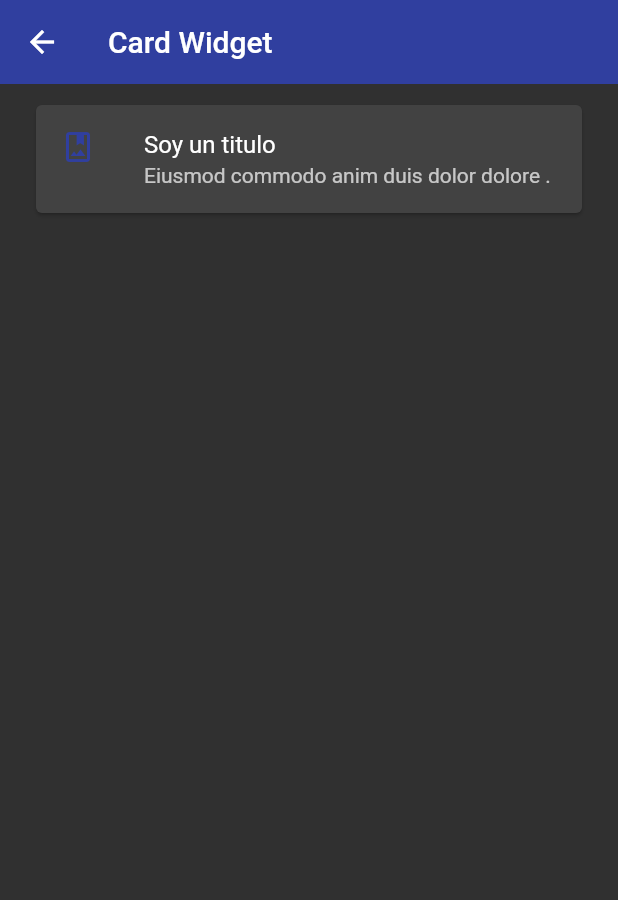
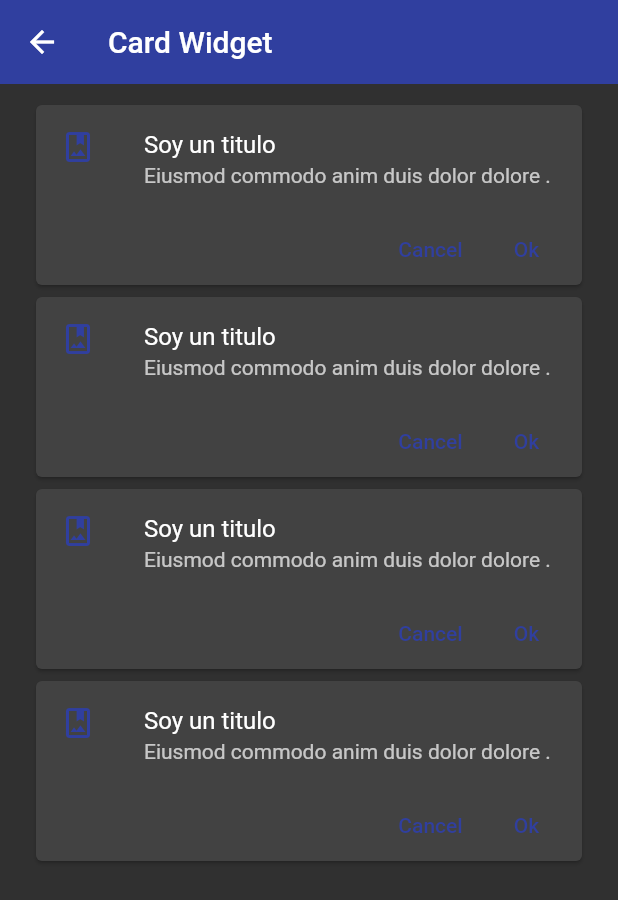
Before and after one commit to Thebobs2598/componentes_app, a Flutter app: the CardScreen screen opened by its route, on a phone screen of 412 x 824 dp. Shown: the top 900 px of the screen. Run offline on Flutter 3.47's test engine with Material 2 defaults, Android fonts, the phone set to English and light mode, and no system bars.

Commit message:
centralizandoWidgets

```diff
--- a/lib/screens/card_screen.dart
+++ b/lib/screens/card_screen.dart
@@ -1,5 +1,6 @@
-import 'package:componentes_app/themes/themes.dart';
 import 'package:flutter/material.dart';
+
+import 'package:componentes_app/widgets/widgets.dart';
 
 class CardScreen extends StatelessWidget {
   const CardScreen({Key? key}) : super(key: key);
@@ -11,19 +12,12 @@ class CardScreen extends StatelessWidget {
         title: const Text('Card Widget'),
       ),
       body: ListView(
-        padding: const EdgeInsets.symmetric(horizontal: 20,vertical: 10),
-        children: [
-          Card(
-            child: Column(
-              children: [
-                ListTile(
-                  leading: Icon(Icons.photo_album_outlined, color: AppDarkTheme.primary,),
-                  title: Text('Soy un titulo'),
-                  subtitle: Text('Eiusmod commodo anim duis dolor dolore .'),
-                ),
-              ],
-            ),
-          ),
+        padding: const EdgeInsets.symmetric(horizontal: 20, vertical: 10),
+        children: const [
+          CustomCardType1(),
+          CustomCardType1(),
+          CustomCardType1(),
+          CustomCardType1(),
         ],
       ),
     );
--- a/lib/themes/app_dark_theme.dart
+++ b/lib/themes/app_dark_theme.dart
@@ -13,5 +13,8 @@ class AppDarkTheme {
         elevation: 0,
       ),
 
-  );
+      //TextButtonTheme
+      textButtonTheme: TextButtonThemeData(
+        style: TextButton.styleFrom(primary: primary),
+      ));
 }
--- /dev/null
+++ b/lib/widgets/custom_card_type_1.dart
@@ -0,0 +1,42 @@
+import 'package:componentes_app/themes/themes.dart';
+import 'package:flutter/material.dart';
+
+class CustomCardType1 extends StatelessWidget {
+  const CustomCardType1({
+    Key? key,
+  }) : super(key: key);
+
+  @override
+  Widget build(BuildContext context) {
+    return Card(
+      child: Column(
+        children: [
+          ListTile(
+            leading: Icon(
+              Icons.photo_album_outlined,
+              color: AppDarkTheme.primary,
+            ),
+            title: const Text('Soy un titulo'),
+            subtitle: const Text('Eiusmod commodo anim duis dolor dolore .'),
+          ),
+          Padding(
+            padding: const EdgeInsets.only(right: 5.0),
+            child: Row(
+              mainAxisAlignment: MainAxisAlignment.end,
+              children: [
+                TextButton(
+                  onPressed: () {},
+                  child: const Text('Cancel'),
+                ),
+                TextButton(
+                  onPressed: () {},
+                  child: const Text('Ok'),
+                ),
+              ],
+            ),
+          ),
+        ],
+      ),
+    );
+  }
+}
--- /dev/null
+++ b/lib/widgets/widgets.dart
@@ -0,0 +1 @@
+export 'package:componentes_app/widgets/custom_card_type_1.dart';
```
Lines whose indentation alone changed are shown as unchanged.
